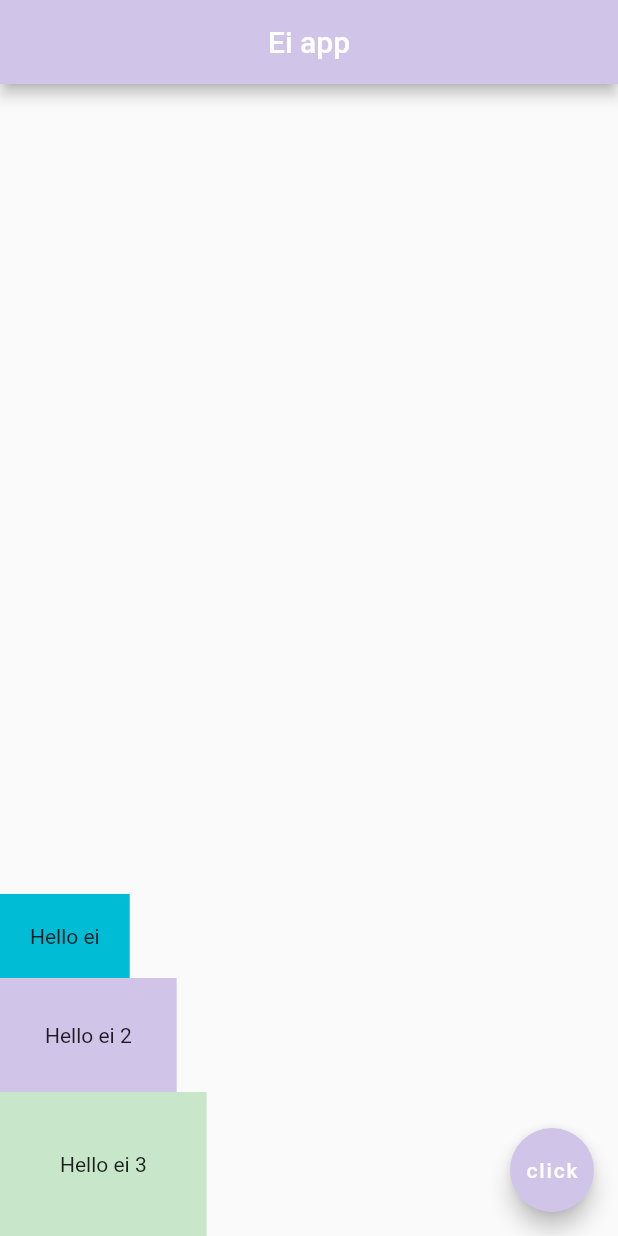
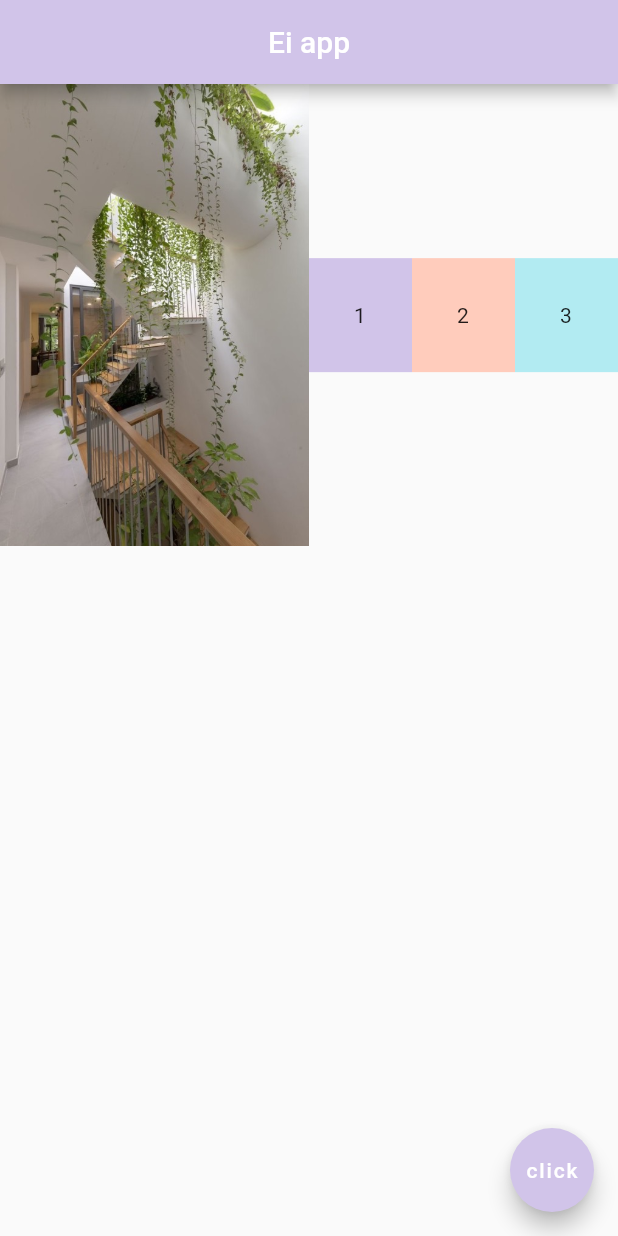
Before and after one commit to ilenvin/flutter-learn, a Flutter app: the screen it shows after launch, on a phone screen of 412 x 824 dp. Run offline on Flutter 3.47's test engine with Material 2 defaults, Android fonts, the phone set to English and light mode, and no system bars.

Commit message:
expanded widget

```diff
--- a/lib/main.dart
+++ b/lib/main.dart
@@ -17,38 +17,38 @@ class Home extends StatelessWidget {
         title: const Text('Ei app'),
         centerTitle: true,
       ),
-      body: Column(
-        mainAxisAlignment: MainAxisAlignment.end,
-        crossAxisAlignment: CrossAxisAlignment.start,
+      body: Row(
         children: [
-          Container(
-            padding: const EdgeInsets.all(20.0),
-            color: Colors.cyan,
-            child: const Text('Hello ei'),
+          Expanded(
+            child: Image.asset('assets/original.jpg'),
+            flex: 3,
           ),
-          Container(
-            padding: const EdgeInsets.all(30.0),
-            color: Colors.deepPurple[100],
-            child: const Text('Hello ei 2'),
+          Expanded(
+            flex: 1,
+            child: Container(
+              padding: const EdgeInsets.all(30.0),
+              color: Colors.deepPurple[100],
+              child: const Text('1'),
+            ),
           ),
-          Container(
-            padding: const EdgeInsets.all(40.0),
-            color: Colors.green[100],
-            child: const Text('Hello ei 3'),
+          Expanded(
+            flex: 1,
+            child: Container(
+              padding: const EdgeInsets.all(30.0),
+              color: Colors.deepOrange[100],
+              child: const Text('2'),
+            ),
+          ),
+          Expanded(
+            flex: 1,
+            child: Container(
+              padding: const EdgeInsets.all(30.0),
+              color: Colors.cyan[100],
+              child: const Text('3'),
+            ),
           ),
         ],
       ),
-      // Text(
-      //   'hello ei',
-      //   style: TextStyle(
-      //     fontSize: 20.0,
-      //     fontWeight: FontWeight.bold,
-      //     letterSpacing: 2.0,
-      //     color: Colors.grey[600],
-      //     fontFamily: 'Poppins',
-      //   ),
-      // ),
-
       floatingActionButton: FloatingActionButton(
         onPressed: () {},
         child: const Text('click'),
```
